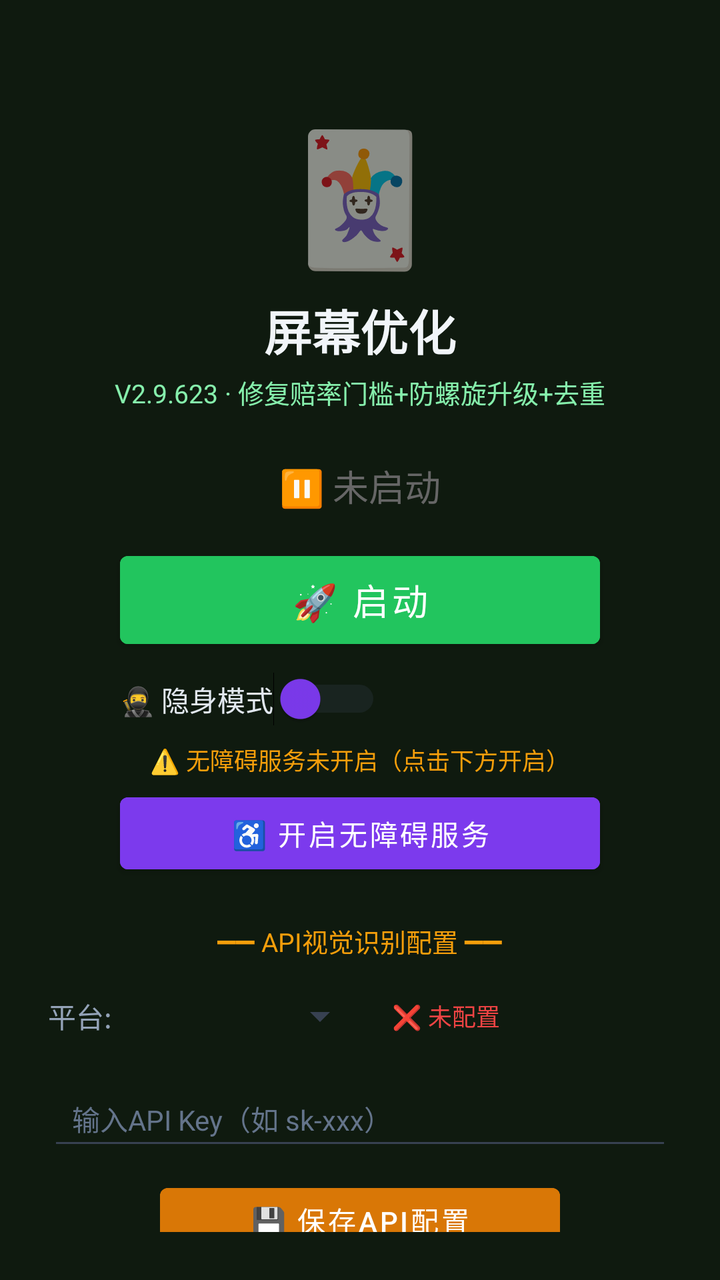
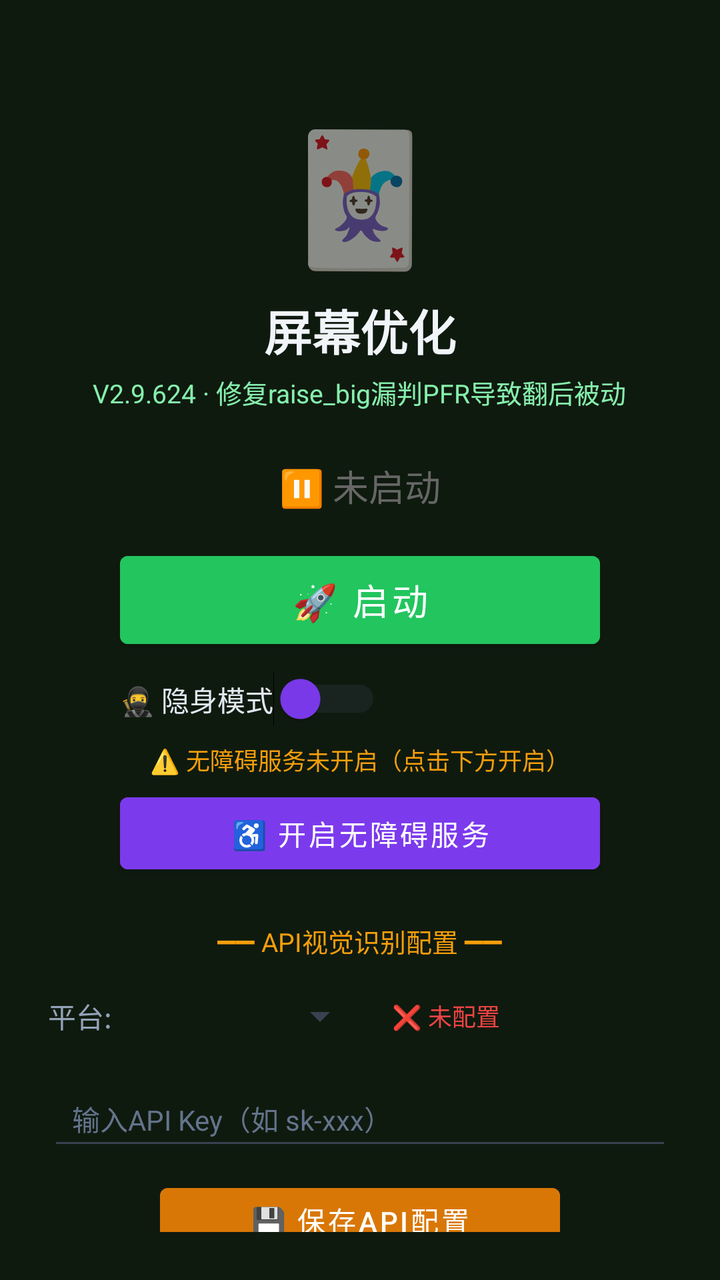

An Android layout rendered at two revisions. The XML below is the earlier revision; the diff shows what the commit changed to produce the second picture.
<!-- AndroidManifest.xml: activity theme Theme.MjScreenshot -->
<!-- res/layout/activity_main.xml -->
<?xml version="1.0" encoding="utf-8"?>
<LinearLayout xmlns:android="http://schemas.android.com/apk/res/android"
    android:layout_width="match_parent"
    android:layout_height="match_parent"
    android:orientation="vertical"
    android:background="#0f1a0f"
    android:padding="24dp"
    android:gravity="center_horizontal">

    <TextView
        android:layout_width="wrap_content"
        android:layout_height="wrap_content"
        android:text="🃏"
        android:textSize="64sp"
        android:layout_marginTop="30dp" />

    <TextView
        android:layout_width="wrap_content"
        android:layout_height="wrap_content"
        android:text="屏幕优化"
        android:textSize="24sp"
        android:textColor="#f1f5f9"
        android:textStyle="bold"
        android:layout_marginTop="8dp" />

    <TextView
        android:layout_width="wrap_content"
        android:layout_height="wrap_content"
        android:text="V2.9.623 · 修复赔率门槛+防螺旋升级+去重"
        android:textSize="13sp"
        android:textColor="#86efac"
        android:layout_marginTop="4dp" />

    <TextView
        android:id="@+id/tvStatus"
        android:layout_width="wrap_content"
        android:layout_height="wrap_content"
        android:text="⏸ 未启动"
        android:textSize="18sp"
        android:textColor="#666666"
        android:layout_marginTop="24dp" />

    <Button
        android:id="@+id/btnStart"
        android:layout_width="240dp"
        android:layout_height="56dp"
        android:text="🚀 启动"
        android:textSize="18sp"
        android:textColor="#ffffff"
        android:backgroundTint="#22c55e"
        android:layout_marginTop="16dp" />

    <Button
        android:id="@+id/btnHelper"
        android:layout_width="240dp"
        android:layout_height="56dp"
        android:text="🃏 打开智囊"
        android:textSize="16sp"
        android:textColor="#ffffff"
        android:backgroundTint="#16a34a"
        android:layout_marginTop="12dp"
        android:visibility="gone" />

    
    <LinearLayout
        android:layout_width="240dp"
        android:layout_height="wrap_content"
        android:orientation="horizontal"
        android:gravity="center_vertical"
        android:layout_marginTop="8dp">

        <Switch
            android:id="@+id/switchStealth"
            android:layout_width="wrap_content"
            android:layout_height="wrap_content"
            android:text="🥷 隐身模式"
            android:textColor="#e2e8f0"
            android:textSize="14sp"
            android:thumbTint="#7c3aed"
            android:trackTint="#374151" />
    </LinearLayout>

    <TextView
        android:id="@+id/tvAccessibilityStatus"
        android:layout_width="wrap_content"
        android:layout_height="wrap_content"
        android:text="⚠️ 无障碍服务未开启（点击下方开启）"
        android:textSize="12sp"
        android:textColor="#f59e0b"
        android:layout_marginTop="8dp"
        android:gravity="center" />

    <Button
        android:id="@+id/btnAccessibility"
        android:layout_width="240dp"
        android:layout_height="48dp"
        android:text="♿ 开启无障碍服务"
        android:textSize="14sp"
        android:textColor="#ffffff"
        android:backgroundTint="#7c3aed"
        android:layout_marginTop="4dp" />

    <TextView
        android:layout_width="wrap_content"
        android:layout_height="wrap_content"
        android:text="━━ API视觉识别配置 ━━"
        android:textSize="13sp"
        android:textColor="#f59e0b"
        android:layout_marginTop="20dp" />

    <LinearLayout
        android:layout_width="match_parent"
        android:layout_height="wrap_content"
        android:orientation="horizontal"
        android:layout_marginTop="8dp"
        android:gravity="center_vertical">

        <TextView
            android:layout_width="wrap_content"
            android:layout_height="wrap_content"
            android:text="平台:"
            android:textSize="14sp"
            android:textColor="#94a3b8" />

        <Spinner
            android:id="@+id/spinnerProvider"
            android:layout_width="120dp"
            android:layout_height="40dp"
            android:layout_marginStart="8dp"
            android:backgroundTint="#374151" />

        <TextView
            android:id="@+id/tvApiStatus"
            android:layout_width="wrap_content"
            android:layout_height="wrap_content"
            android:text="❌ 未配置"
            android:textSize="12sp"
            android:textColor="#ef4444"
            android:layout_marginStart="12dp" />
    </LinearLayout>

    <EditText
        android:id="@+id/etApiKey"
        android:layout_width="match_parent"
        android:layout_height="44dp"
        android:hint="输入API Key（如 sk-xxx）"
        android:textSize="14sp"
        android:textColor="#e2e8f0"
        android:textColorHint="#64748b"
        android:backgroundTint="#374151"
        android:inputType="textPassword"
        android:layout_marginTop="8dp"
        android:paddingStart="12dp"
        android:paddingEnd="12dp" />

    <Button
        android:id="@+id/btnSaveApi"
        android:layout_width="200dp"
        android:layout_height="44dp"
        android:text="💾 保存API配置"
        android:textSize="14sp"
        android:textColor="#ffffff"
        android:backgroundTint="#d97706"
        android:layout_marginTop="8dp" />

    <TextView
        android:id="@+id/tvHint"
        android:layout_width="wrap_content"
        android:layout_height="wrap_content"
        android:text="先点上方按钮启动截屏"
        android:textSize="13sp"
        android:textColor="#666666"
        android:layout_marginTop="12dp"
        android:gravity="center" />

    <TextView
        android:layout_width="wrap_content"
        android:layout_height="wrap_content"
        android:text="使用步骤：\n1. 配置API Key（支持OpenAI/通义千问VL/硅基流动）\n2. 点「开启无障碍服务」→ 开启\n3. 开启「🥷隐身模式」(反检测)\n4. 点「启动」→ 允许悬浮窗\n5. 打牌时点屏幕上的🎯悬浮球即可截屏识别\n★ 拖动悬浮球可移到不挡牌的位置 ★\n★ 长按悬浮球可展开/收起详细面板 ★\n★ 悬浮球边框颜色=建议：绿=加注 橙=跟注 红=弃牌 ★"
        android:textSize="12sp"
        android:textColor="#64748b"
        android:layout_marginTop="12dp"
        android:lineSpacingExtra="3dp" />

</LinearLayout>
<!-- resources referenced by this layout -->
<resources>
  <style name="Theme.MjScreenshot" parent="Theme.MaterialComponents.DayNight.DarkActionBar">
          <item name="colorPrimary">#1e40af</item>
          <item name="colorPrimaryVariant">#1e3a8a</item>
          <item name="colorOnPrimary">#ffffff</item>
          <item name="android:statusBarColor">#0f172a</item>
      </style>
</resources>

<!-- the commit's change to res/layout/activity_main.xml (unified diff, before → after) -->
@@ -26,7 +26,7 @@
     <TextView
         android:layout_width="wrap_content"
         android:layout_height="wrap_content"
-        android:text="V2.9.623 · 修复赔率门槛+防螺旋升级+去重"
+        android:text="V2.9.624 · 修复raise_big漏判PFR导致翻后被动"
         android:textSize="13sp"
         android:textColor="#86efac"
         android:layout_marginTop="4dp" />
